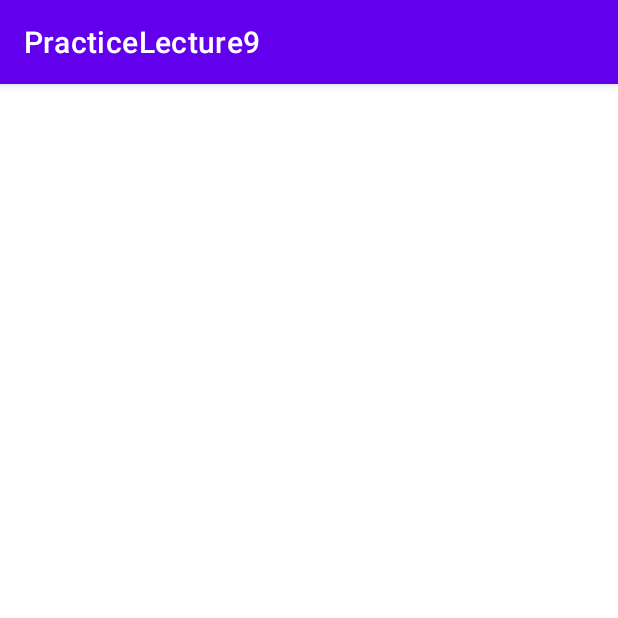
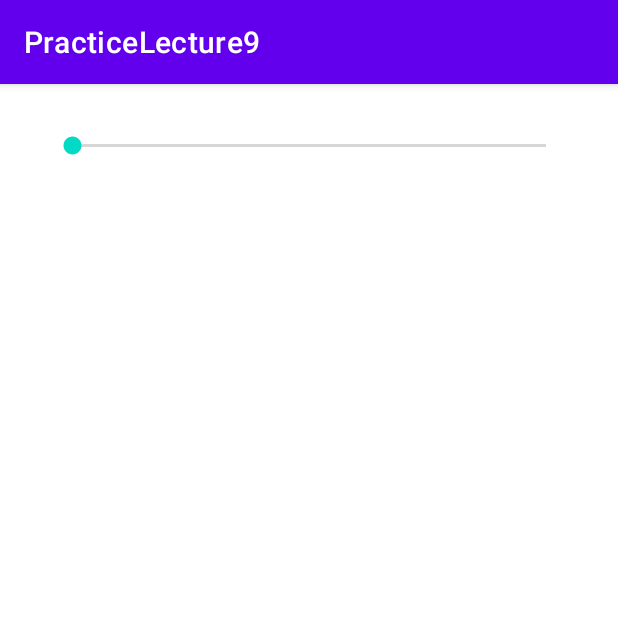
Before and after one commit to farahbutt99/Lecture9, an Android app: the screen it shows after launch (MainActivity), on a phone screen of 412 x 824 dp, the top half of it. Run offline under Robolectric (Android 15) with nearby library versions, the phone set to English and light mode, and no system bars.

Commit message:
Lecture9 practice-2

```diff
--- a/LECTURE9_AS/app/src/main/java/com/example/practicelecture9/MainActivity.java
+++ b/LECTURE9_AS/app/src/main/java/com/example/practicelecture9/MainActivity.java
@@ -3,12 +3,48 @@ package com.example.practicelecture9;
 import androidx.appcompat.app.AppCompatActivity;
 
 import android.os.Bundle;
+import android.util.Log;
+import android.widget.ArrayAdapter;
+import android.widget.ListView;
+import android.widget.SeekBar;
+
+import java.util.ArrayList;
+
 
 public class MainActivity extends AppCompatActivity {
-
+    SeekBar seekbar;
+    ListView listView;
     @Override
     protected void onCreate(Bundle savedInstanceState) {
         super.onCreate(savedInstanceState);
         setContentView(R.layout.activity_main);
+        seekbar= findViewById(R.id.seekBar);
+        listView= findViewById(R.id.ListViewSeekbar);
+        seekbar.setMax(20);
+        seekbar.setOnSeekBarChangeListener(new SeekBar.OnSeekBarChangeListener() {
+            @Override
+            public void onProgressChanged(SeekBar seekBar, int progress, boolean fromUser)
+            {
+                //Log.i("Seek bar Value",String.valueOf(progress));
+                //int tablenumber =progress;
+                ArrayList<String> tablearraylist =new ArrayList<String>();
+                for (int x=1; x<51; x++)
+                {
+                    tablearraylist.add(Integer.toString(x*progress));
+                }
+                ArrayAdapter<String> arrayAdapter = new ArrayAdapter<String>(getApplicationContext(),android.R.layout.simple_list_item_1,tablearraylist);
+                listView.setAdapter(arrayAdapter);
+            }
+
+            @Override
+            public void onStartTrackingTouch(SeekBar seekBar) {
+
+            }
+
+            @Override
+            public void onStopTrackingTouch(SeekBar seekBar) {
+
+            }
+        });
     }
 }
--- a/LECTURE9_AS/app/src/main/res/layout/activity_main.xml
+++ b/LECTURE9_AS/app/src/main/res/layout/activity_main.xml
@@ -4,4 +4,34 @@
     xmlns:tools="http://schemas.android.com/tools"
     android:layout_width="match_parent"
     android:layout_height="match_parent"
-    tools:context=".MainActivity"/>
+    tools:context=".MainActivity">
+
+    <SeekBar
+        android:id="@+id/seekBar"
+        android:layout_width="0dp"
+        android:layout_height="18dp"
+        android:layout_marginStart="32dp"
+        android:layout_marginLeft="32dp"
+        android:layout_marginTop="32dp"
+        android:layout_marginEnd="32dp"
+        android:layout_marginRight="32dp"
+        app:layout_constraintEnd_toEndOf="parent"
+        app:layout_constraintStart_toStartOf="parent"
+        app:layout_constraintTop_toTopOf="parent" />
+
+    <ListView
+        android:id="@+id/ListViewSeekbar"
+        android:layout_width="334dp"
+        android:layout_height="582dp"
+        android:layout_marginStart="32dp"
+        android:layout_marginLeft="32dp"
+        android:layout_marginTop="32dp"
+        android:layout_marginBottom="5dp"
+        app:layout_constraintBottom_toBottomOf="parent"
+        app:layout_constraintEnd_toEndOf="parent"
+        app:layout_constraintHorizontal_bias="0.0"
+        app:layout_constraintStart_toStartOf="parent"
+        app:layout_constraintTop_toBottomOf="@+id/seekBar"
+        app:layout_constraintVertical_bias="1.0" />
+
+</androidx.constraintlayout.widget.ConstraintLayout>
```
